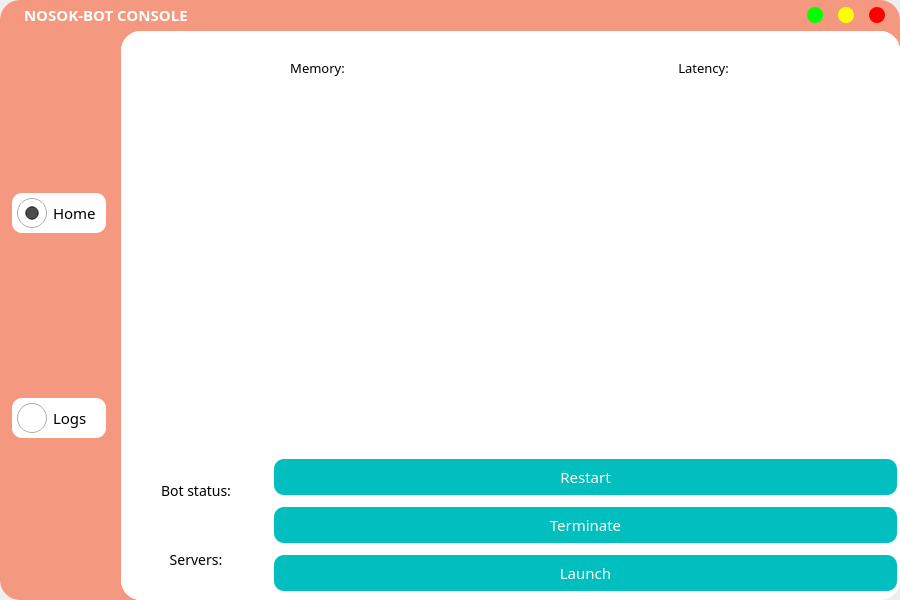
This is main.ui in l4blee/nosok-bot_console as Qt 5 draws it before an edit. The edited form follows.
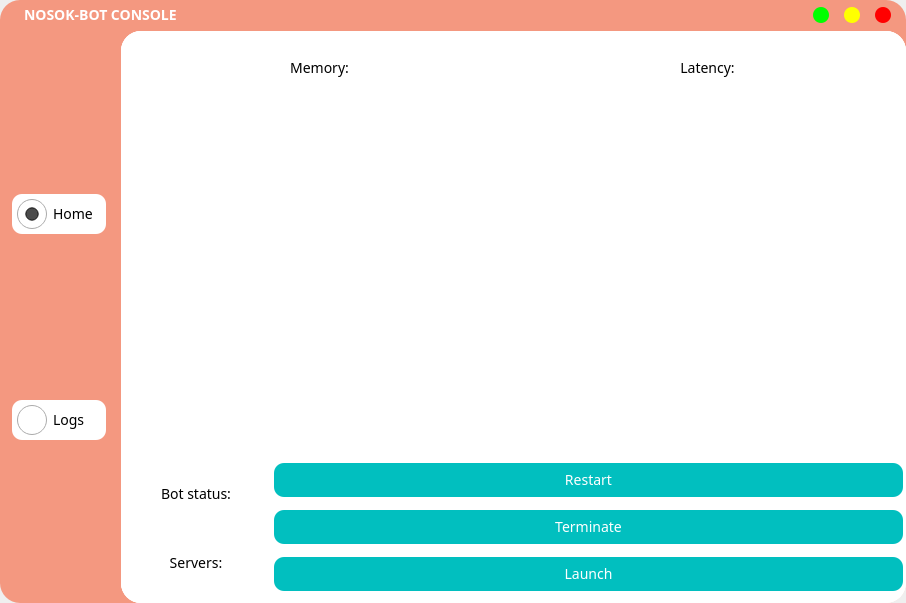
This is the edited form. Icons and pictures are not drawn.

The edit to the form file:
```diff
--- a/main.ui
+++ b/main.ui
@@ -6,8 +6,8 @@
    <rect>
     <x>0</x>
     <y>0</y>
-    <width>900</width>
-    <height>600</height>
+    <width>906</width>
+    <height>603</height>
    </rect>
   </property>
   <property name="windowTitle">
@@ -20,11 +20,24 @@
 }</string>
   </property>
   <widget class="QWidget" name="centralwidget">
+   <property name="font">
+    <font>
+     <family>Montserrat SemiBold</family>
+     <weight>75</weight>
+     <bold>true</bold>
+    </font>
+   </property>
    <property name="styleSheet">
     <string notr="true">#centralwidget {
 	background-color: rgb(244, 152, 128);
 	border: 1px transparent;
 	border-radius: 20px;
+}
+
+QLabel, QPushButton, QRadioButton {
+	font-family: Montserrat;
+	font-size: 14px;
+	text-align: center;
 }</string>
    </property>
    <layout class="QGridLayout" name="gridLayout_3">
@@ -54,11 +67,7 @@
 	border: none;
 	border-radius: 10px;
 	padding: 7px;
-
-	font-family: Montserrat;
-	font-size: 15px;
-	text-align: center;
-	color: white;
+	color: white
 }
 
 QPushButton:hover {
@@ -147,7 +156,7 @@
                 <property name="font">
                  <font>
                   <family>Montserrat</family>
-                  <pointsize>10</pointsize>
+                  <pointsize>-1</pointsize>
                  </font>
                 </property>
                 <property name="text">
@@ -215,7 +224,7 @@
                 <property name="font">
                  <font>
                   <family>Montserrat</family>
-                  <pointsize>10</pointsize>
+                  <pointsize>-1</pointsize>
                  </font>
                 </property>
                 <property name="text">
@@ -277,6 +286,12 @@
            </property>
            <item>
             <widget class="QPushButton" name="restart">
+             <property name="font">
+              <font>
+               <family>Montserrat</family>
+               <pointsize>-1</pointsize>
+              </font>
+             </property>
              <property name="text">
               <string>Restart</string>
              </property>
@@ -284,6 +299,12 @@
            </item>
            <item>
             <widget class="QPushButton" name="terminate">
+             <property name="font">
+              <font>
+               <family>Montserrat</family>
+               <pointsize>-1</pointsize>
+              </font>
+             </property>
              <property name="text">
               <string>Terminate</string>
              </property>
@@ -317,10 +338,7 @@
            </font>
           </property>
           <property name="styleSheet">
-           <string notr="true">QLabel {
-	font-family: Montserrat;
-	font-size: 14px
-}</string>
+           <string notr="true"/>
           </property>
           <property name="frameShape">
            <enum>QFrame::StyledPanel</enum>
@@ -344,6 +362,12 @@
            </item>
            <item>
             <widget class="QLabel" name="servers">
+             <property name="font">
+              <font>
+               <family>Montserrat</family>
+               <pointsize>-1</pointsize>
+              </font>
+             </property>
              <property name="text">
               <string>Servers:</string>
              </property>
@@ -450,12 +474,17 @@
        </property>
        <item>
         <widget class="QLabel" name="title">
+         <property name="font">
+          <font>
+           <family>Montserrat</family>
+           <pointsize>-1</pointsize>
+           <weight>62</weight>
+           <bold>true</bold>
+          </font>
+         </property>
          <property name="styleSheet">
           <string notr="true">color: white;
-font-family: Montserrat;
-font-size: 15px;
-font-weight: bold;
-text-align: center;</string>
+font-weight: 500</string>
          </property>
          <property name="text">
           <string>NOSOK-BOT CONSOLE</string>
@@ -538,19 +567,12 @@
       </property>
       <property name="styleSheet">
        <string notr="true">QRadioButton {
-	position: absolute;
-
 	color: black;
-	font-family: Montserrat;
-	font-size: 15px;
-	text-align: center;
 
 	background-color: rgb(255, 255, 255);
 	border-style: solid;
 	border-radius: 10px;
 	padding: 5px;
-	
-	box-shadow: 5px 5px rgb(31, 18, 154)
 }
 
 QRadioButton::indicator {
@@ -595,6 +617,12 @@
            <height>16777215</height>
           </size>
          </property>
+         <property name="font">
+          <font>
+           <family>Montserrat</family>
+           <pointsize>-1</pointsize>
+          </font>
+         </property>
          <property name="styleSheet">
           <string notr="true"/>
          </property>
```
Left out of the diff: 4 changed lines with no effect on the pictures.
